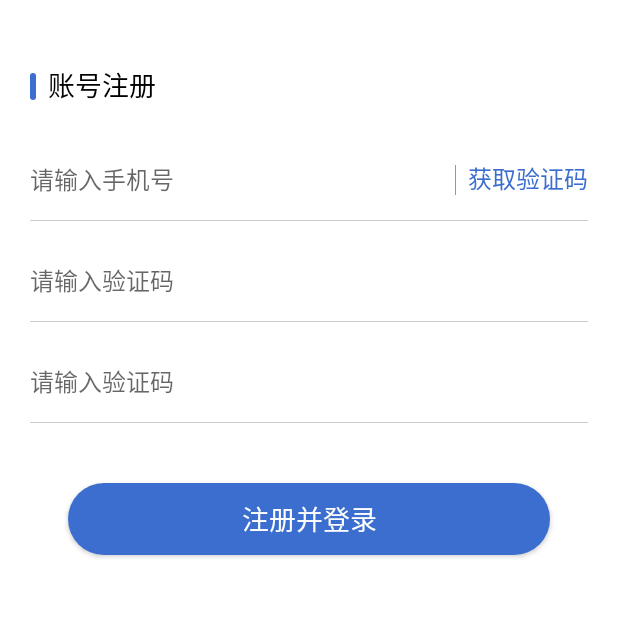
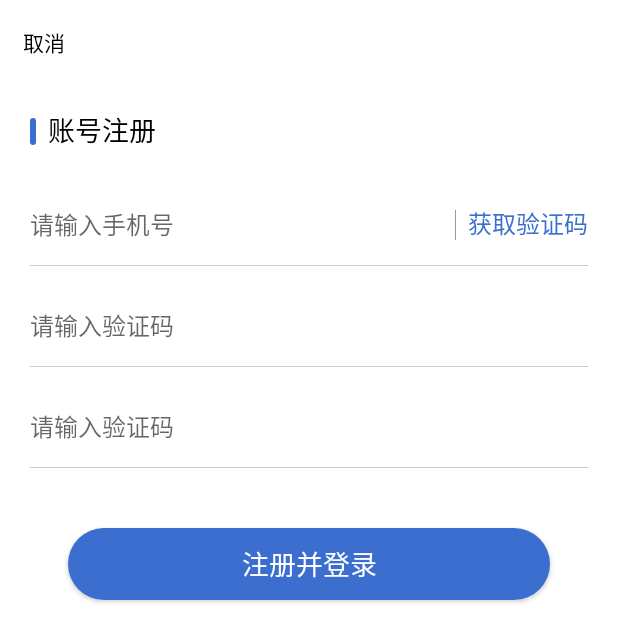
Before and after one commit to BaoTaoGitHub/ShowPro, an Android app: the layout activity_register.xml on its own in the app's theme, with its tools: preview values and no code run, on a phone screen of 412 x 824 dp. Shown: the top 642 px of the screen. Run offline under Robolectric (Android 15) with nearby library versions, the phone set to English and light mode, and no system bars.

Commit message:
更新20210302

```diff
--- a/app/src/main/res/layout/activity_register.xml
+++ b/app/src/main/res/layout/activity_register.xml
@@ -1,138 +1,139 @@
 <?xml version="1.0" encoding="utf-8"?>
-<androidx.constraintlayout.widget.ConstraintLayout xmlns:android="http://schemas.android.com/apk/res/android"
+<LinearLayout xmlns:android="http://schemas.android.com/apk/res/android"
+    android:layout_width="match_parent"
+    android:layout_height="match_parent"
+    android:orientation="vertical">
+    <include layout="@layout/include_title" />
+
+    <androidx.constraintlayout.widget.ConstraintLayout xmlns:app="http://schemas.android.com/apk/res-auto"
         android:layout_width="match_parent"
         android:layout_height="match_parent"
         android:paddingLeft="@dimen/dimen_20_dp"
-    android:paddingRight="@dimen/dimen_20_dp"
-    xmlns:app="http://schemas.android.com/apk/res-auto">
+        android:paddingRight="@dimen/dimen_20_dp">
+
+        <Button
+            android:id="@+id/bt_register"
+            android:layout_width="@dimen/dimen_0_dp"
+            android:layout_height="wrap_content"
+            android:layout_marginLeft="@dimen/dimen_25_dp"
+            android:layout_marginTop="40dp"
+            android:layout_marginRight="@dimen/dimen_25_dp"
+            android:background="@drawable/sel_shape_login_round"
+            android:text="@string/register_and_login"
+            android:textColor="@color/white"
+            android:textSize="@dimen/dimen_18_sp"
+            app:layout_constraintLeft_toLeftOf="parent"
+            app:layout_constraintRight_toRightOf="parent"
+            app:layout_constraintTop_toBottomOf="@+id/view_grey_line3" />
+
+        <EditText
+            android:id="@+id/et_register_phone"
+            style="@style/AppTheme.TitleTextGreyStyle"
+            android:layout_width="@dimen/dimen_0_dp"
+            android:layout_height="wrap_content"
+            android:layout_marginTop="@dimen/dimen_25_dp"
+            android:background="@null"
+            android:hint="请输入手机号"
+            android:paddingTop="@dimen/dimen_15_dp"
+            android:paddingBottom="@dimen/dimen_15_dp"
+            app:layout_constraintLeft_toLeftOf="parent"
+            app:layout_constraintRight_toLeftOf="@+id/tv_vertical_line"
+            app:layout_constraintTop_toBottomOf="@+id/view_register_line" />
+
+        <EditText
+            android:id="@+id/et_register_code"
+            style="@style/AppTheme.TitleTextGreyStyle"
+            android:layout_width="@dimen/dimen_0_dp"
+            android:layout_height="wrap_content"
+            android:layout_marginTop="@dimen/dimen_12_dp"
+            android:background="@null"
+            android:hint="请输入验证码"
+            android:paddingTop="@dimen/dimen_15_dp"
+            android:paddingBottom="@dimen/dimen_15_dp"
+            app:layout_constraintLeft_toLeftOf="parent"
+            app:layout_constraintRight_toRightOf="parent"
+            app:layout_constraintTop_toBottomOf="@+id/view_grey_line1" />
+
+        <EditText
+            android:id="@+id/et_register_pwd"
+            style="@style/AppTheme.TitleTextGreyStyle"
+            android:layout_width="@dimen/dimen_0_dp"
+            android:layout_height="wrap_content"
+            android:layout_marginTop="@dimen/dimen_12_dp"
+            android:background="@null"
+            android:hint="请输入验证码"
+            android:paddingTop="@dimen/dimen_15_dp"
+            android:paddingBottom="@dimen/dimen_15_dp"
+            app:layout_constraintLeft_toLeftOf="parent"
+            app:layout_constraintRight_toRightOf="parent"
+            app:layout_constraintTop_toBottomOf="@+id/view_grey_line2" />
 
         <TextView
             android:id="@+id/view_register_line"
             android:layout_width="@dimen/dimen_4_dp"
             android:layout_height="@dimen/dimen_18_dp"
             android:background="@drawable/shape_register_vertical_round"
-        app:layout_constraintTop_toTopOf="parent"
             app:layout_constraintBottom_toBottomOf="parent"
             app:layout_constraintLeft_toLeftOf="parent"
-        app:layout_constraintVertical_bias="0.06"
-        />
+            app:layout_constraintTop_toTopOf="parent"
+            app:layout_constraintVertical_bias="0.03" />
+
         <TextView
             android:id="@+id/tv_register_title"
+            style="@style/AppTheme.TitleTextBigStyle"
             android:layout_width="@dimen/dimen_0_dp"
             android:layout_height="wrap_content"
+            android:paddingLeft="@dimen/dimen_8_dp"
             android:text="账号注册"
-        style="@style/AppTheme.TitleTextBigStyle"
-        app:layout_constraintLeft_toRightOf="@+id/view_register_line"
             app:layout_constraintBaseline_toBaselineOf="@+id/view_register_line"
-        android:paddingLeft="@dimen/dimen_8_dp"
-        />
-    <EditText
-        android:id="@+id/et_register_phone"
-        android:layout_width="@dimen/dimen_0_dp"
-        android:layout_height="wrap_content"
-        android:layout_marginTop="@dimen/dimen_25_dp"
-        app:layout_constraintLeft_toLeftOf="parent"
-        app:layout_constraintTop_toBottomOf="@+id/view_register_line"
-        android:hint="请输入手机号"
-        style="@style/AppTheme.TitleTextGreyStyle"
-        android:background="@null"
-        android:paddingTop="@dimen/dimen_15_dp"
-        android:paddingBottom="@dimen/dimen_15_dp"
-        app:layout_constraintRight_toLeftOf="@+id/tv_vertical_line"
-        />
+            app:layout_constraintLeft_toRightOf="@+id/view_register_line" />
+        <!--    验证码-->
         <TextView
             android:id="@+id/tv_vertical_line"
             android:layout_width="@dimen/dimen_0_5_dp"
             android:layout_height="@dimen/dimen_20_dp"
+            android:layout_marginRight="@dimen/dimen_8_dp"
+            android:background="@color/grey_vertical_line"
             app:layout_constraintBaseline_toBaselineOf="@+id/et_register_phone"
-        app:layout_constraintRight_toLeftOf="@+id/tv_register_code"
-        android:background="@color/grey_vertical_line"
-        android:layout_marginRight="@dimen/dimen_8_dp"
-        />
+            app:layout_constraintRight_toLeftOf="@+id/tv_register_code" />
+
         <TextView
             android:id="@+id/tv_register_code"
             android:layout_width="wrap_content"
             android:layout_height="wrap_content"
+            android:clickable="true"
             android:text="获取验证码"
             android:textColor="@color/blue_login"
             android:textSize="@dimen/dimen_16_sp"
-        app:layout_constraintRight_toRightOf="parent"
             app:layout_constraintBaseline_toBaselineOf="@+id/et_register_phone"
-        android:clickable="true"
-        />
+            app:layout_constraintRight_toRightOf="parent" />
+        <!--    密码-->
         <View
             android:id="@+id/view_grey_line1"
             android:layout_width="@dimen/dimen_0_dp"
             android:layout_height="@dimen/dimen_0_5_dp"
-        app:layout_constraintTop_toBottomOf="@+id/et_register_phone"
+            android:background="@color/grey_edittext_line"
             app:layout_constraintLeft_toLeftOf="parent"
             app:layout_constraintRight_toRightOf="parent"
-        android:background="@color/grey_edittext_line"
-        />
-<!--    验证码-->
-    <EditText
-        android:id="@+id/et_register_code"
-        android:layout_width="@dimen/dimen_0_dp"
-        android:layout_height="wrap_content"
-        app:layout_constraintLeft_toLeftOf="parent"
-        app:layout_constraintTop_toBottomOf="@+id/view_grey_line1"
-        android:layout_marginTop="@dimen/dimen_12_dp"
-        android:hint="请输入验证码"
-        style="@style/AppTheme.TitleTextGreyStyle"
-        android:background="@null"
-        android:paddingTop="@dimen/dimen_15_dp"
-        android:paddingBottom="@dimen/dimen_15_dp"
-        app:layout_constraintRight_toRightOf="parent"
-        />
+            app:layout_constraintTop_toBottomOf="@+id/et_register_phone" />
 
         <View
             android:id="@+id/view_grey_line2"
             android:layout_width="@dimen/dimen_0_dp"
             android:layout_height="@dimen/dimen_0_5_dp"
-        app:layout_constraintTop_toBottomOf="@+id/et_register_code"
+            android:background="@color/grey_edittext_line"
             app:layout_constraintLeft_toLeftOf="parent"
             app:layout_constraintRight_toRightOf="parent"
-        android:background="@color/grey_edittext_line"
-        />
-<!--    密码-->
-    <EditText
-        android:id="@+id/et_register_pwd"
-        android:layout_width="@dimen/dimen_0_dp"
-        android:layout_height="wrap_content"
-        app:layout_constraintLeft_toLeftOf="parent"
-        app:layout_constraintTop_toBottomOf="@+id/view_grey_line2"
-        android:layout_marginTop="@dimen/dimen_12_dp"
-        android:hint="请输入验证码"
-        style="@style/AppTheme.TitleTextGreyStyle"
-        android:background="@null"
-        android:paddingTop="@dimen/dimen_15_dp"
-        android:paddingBottom="@dimen/dimen_15_dp"
-        app:layout_constraintRight_toRightOf="parent"
-        />
-
+            app:layout_constraintTop_toBottomOf="@+id/et_register_code" />
+        <!--    注册按钮-->
         <View
             android:id="@+id/view_grey_line3"
             android:layout_width="@dimen/dimen_0_dp"
             android:layout_height="@dimen/dimen_0_5_dp"
-        app:layout_constraintTop_toBottomOf="@+id/et_register_pwd"
+            android:background="@color/grey_edittext_line"
             app:layout_constraintLeft_toLeftOf="parent"
             app:layout_constraintRight_toRightOf="parent"
-        android:background="@color/grey_edittext_line"
-        />
-<!--    注册按钮-->
-    <Button
-        android:id="@+id/bt_register"
-        android:layout_width="@dimen/dimen_0_dp"
-        android:layout_height="wrap_content"
-        android:layout_marginTop="40dp"
-        app:layout_constraintLeft_toLeftOf="parent"
-        app:layout_constraintRight_toRightOf="parent"
-        app:layout_constraintTop_toBottomOf="@+id/view_grey_line3"
-        android:layout_marginLeft="@dimen/dimen_25_dp"
-        android:layout_marginRight="@dimen/dimen_25_dp"
-        android:background="@drawable/sel_shape_login_round"
-        android:text="@string/register_and_login"
-        android:textColor="@color/white"
-        android:textSize="@dimen/dimen_18_sp"
-        />
+            app:layout_constraintTop_toBottomOf="@+id/et_register_pwd" />
     </androidx.constraintlayout.widget.ConstraintLayout>
+
+</LinearLayout>
--- a/app/src/main/res/layout/activity_user.xml
+++ b/app/src/main/res/layout/activity_user.xml
@@ -5,7 +5,7 @@
     android:layout_height="match_parent"
     android:orientation="vertical">
 
-    <include layout="@layout/include_title" />
+    <include layout="@layout/include_user_title" />
 
     <androidx.swiperefreshlayout.widget.SwipeRefreshLayout
         android:id="@+id/swipeRefreshLayout"
--- a/app/src/main/res/layout/include_title.xml
+++ b/app/src/main/res/layout/include_title.xml
@@ -1,36 +1,43 @@
 <?xml version="1.0" encoding="utf-8"?>
-<androidx.appcompat.widget.Toolbar xmlns:android="http://schemas.android.com/apk/res/android"
+<androidx.constraintlayout.widget.ConstraintLayout xmlns:android="http://schemas.android.com/apk/res/android"
+    android:layout_width="match_parent"
+    android:layout_height="?android:actionBarSize"
     xmlns:app="http://schemas.android.com/apk/res-auto"
-    xmlns:tools="http://schemas.android.com/tools"
-    android:id="@+id/toolbar"
-    android:layout_width="match_parent"
-    android:layout_height="50dp"
-    android:background="?attr/colorPrimary"
-    app:contentInsetStart="0dp"
-    tools:ignore="ContentDescription">
-
-    <RelativeLayout
-        android:id="@+id/toolbar_back"
-        android:layout_width="wrap_content"
-        android:layout_height="match_parent"
-        android:gravity="start">
-
-        <ImageView
-            android:layout_width="wrap_content"
-            android:layout_height="wrap_content"
-            android:layout_centerVertical="true"
-            android:layout_marginLeft="10dp"
-            android:layout_marginRight="10dp"
-            android:src="@mipmap/ic_arrow_back_white_24dp" />
-    </RelativeLayout>
-
+    android:background="@color/white"
+    android:paddingLeft="@dimen/dimen_10_dp"
+    >
     <TextView
-        android:id="@+id/toolbar_title"
+        android:id="@+id/tv_title_left"
         android:layout_width="wrap_content"
         android:layout_height="wrap_content"
-        android:layout_gravity="center"
-        android:textColor="@color/white"
-        android:textSize="18sp"
-        tools:text="@string/app_name" />
-
-</androidx.appcompat.widget.Toolbar>
+        android:text="@string/cancel"
+        android:padding="@dimen/dimen_5_dp"
+        style="@style/AppTheme.TextStyle"
+        app:layout_constraintLeft_toLeftOf="parent"
+        app:layout_constraintBottom_toBottomOf="parent"
+        app:layout_constraintTop_toTopOf="parent"
+        android:clickable="true"
+        />
+    <TextView
+        android:id="@+id/tv_title_center"
+        android:layout_width="wrap_content"
+        android:layout_height="wrap_content"
+        app:layout_constraintLeft_toLeftOf="parent"
+        app:layout_constraintRight_toRightOf="parent"
+        app:layout_constraintTop_toTopOf="parent"
+        app:layout_constraintBottom_toBottomOf="parent"
+        style="@style/AppTheme.TitleTextStyle"
+        android:padding="@dimen/dimen_5_dp"
+        />
+    <TextView
+        android:id="@+id/tv_title_right"
+        android:layout_width="wrap_content"
+        android:layout_height="wrap_content"
+        style="@style/AppTheme.TitleTextStyle"
+        app:layout_constraintRight_toRightOf="parent"
+        app:layout_constraintTop_toTopOf="parent"
+        app:layout_constraintBottom_toBottomOf="parent"
+        android:clickable="true"
+        android:padding="@dimen/dimen_5_dp"
+        />
+</androidx.constraintlayout.widget.ConstraintLayout>
```
Also changed, not shown: app/src/main/java/com/reptile/show/project/mvp/ui/activity/RegisterActivity.java (+28 -0 lines), app/src/main/res/layout/include_user_title.xml (added, +36 -0 lines). Lines whose indentation alone changed are shown as unchanged.
